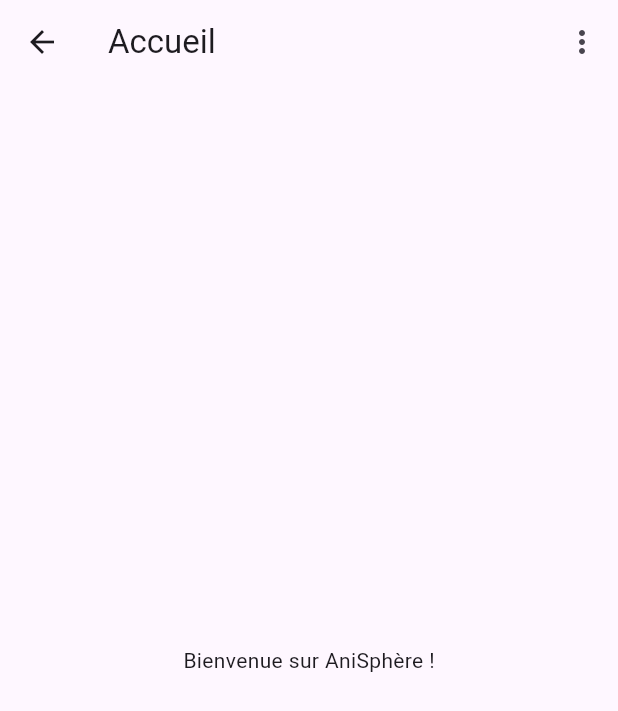
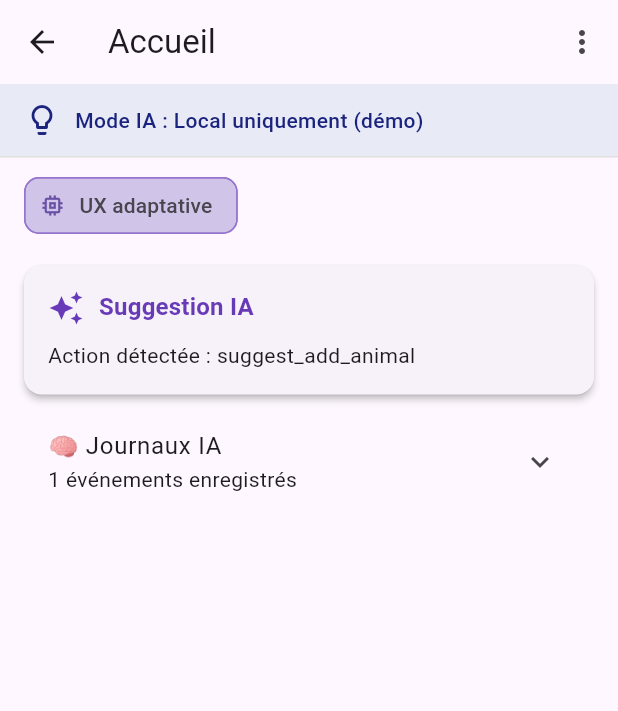
Before and after one commit to anisphere13/anisphere, a Flutter app: the HomeScreen screen opened directly, on a phone screen of 412 x 824 dp. Shown: the top 711 px of the screen. Run offline on Flutter 3.47's test engine with Material 3 defaults, Android fonts, the phone set to English and light mode, and no system bars; our stand-ins replace cloud_firestore, connectivity_plus, firebase_auth, firebase_core, flutter_local_notifications, google_sign_in and 3 more; accounts and stored records are empty.

Commit message:
Sauvegarde automatique 2025-04-13 18:34

```diff
--- a/lib/modules/noyau/screens/home_screen.dart
+++ b/lib/modules/noyau/screens/home_screen.dart
@@ -1,13 +1,59 @@
+/// Copilot Prompt : HomeScreen AniSphère enrichi avec IA.
+/// Intègre les widgets IA dynamiques : IABanner, IAChip, IASuggestionCard, IALogViewer.
+/// Récupère des actions IA depuis IAMaster / RuleEngine et les affiche.
 import 'package:flutter/material.dart';
 import 'package:provider/provider.dart';
-import 'package:anisphere/modules/noyau/providers/user_provider.dart';
-import 'package:anisphere/modules/noyau/screens/login_screen.dart';
 
-class HomeScreen extends StatelessWidget {
+import '../providers/user_provider.dart';
+import '../screens/login_screen.dart';
+
+import '../logic/ia_master.dart';
+import '../logic/ia_rule_engine.dart';
+import '../logic/ia_context.dart';
+import '../widgets/ia_banner.dart';
+import '../widgets/ia_chip.dart';
+import '../widgets/ia_suggestion_card.dart';
+import '../widgets/ia_log_viewer.dart';
+
+class HomeScreen extends StatefulWidget {
   const HomeScreen({super.key});
 
   @override
+  State<HomeScreen> createState() => _HomeScreenState();
+}
+
+class _HomeScreenState extends State<HomeScreen> {
+  List<String> iaActions = [];
+  bool iaReady = false;
+
+  @override
+  void initState() {
+    super.initState();
+    _initIA();
+  }
+
+  Future<void> _initIA() async {
+    await IAMaster().initialize();
+
+    // Contexte simulé (en prod, on utiliserait un vrai User/AnimalProvider)
+    final context = IAContext(
+      isOffline: false,
+      isFirstLaunch: false,
+      hasAnimals: true,
+      animalCount: 2,
+    );
+
+    final actions = await IARuleEngine.analyzeAnimals([]);
+    setState(() {
+      iaActions = actions;
+      iaReady = true;
+    });
+  }
+
+  @override
   Widget build(BuildContext context) {
+    final userProvider = Provider.of<UserProvider>(context);
+
     return Scaffold(
       appBar: AppBar(
         title: const Text("Accueil"),
@@ -15,25 +61,44 @@ class HomeScreen extends StatelessWidget {
           PopupMenuButton<String>(
             onSelected: (value) {
               if (value == 'logout') {
-                Provider.of<UserProvider>(context, listen: false).signOut();
+                userProvider.signOut();
                 Navigator.pushReplacement(
                   context,
-                  MaterialPageRoute(builder: (context) => const LoginScreen()),
+                  MaterialPageRoute(builder: (_) => const LoginScreen()),
                 );
               }
             },
-            itemBuilder: (BuildContext context) {
-              return [
-                const PopupMenuItem(
-                  value: 'logout',
-                  child: Text('Se Déconnecter'),
-                ),
-              ];
-            },
+            itemBuilder: (BuildContext context) => const [
+              PopupMenuItem(value: 'logout', child: Text('Se Déconnecter')),
+            ],
           ),
         ],
       ),
-      body: const Center(child: Text("Bienvenue sur AniSphère !")),
+      body: Column(
+        crossAxisAlignment: CrossAxisAlignment.start,
+        children: [
+          const IABanner(
+            message: "Mode IA : Local uniquement (démo)",
+            icon: Icons.lightbulb_outline,
+          ),
+          const Padding(
+            padding: EdgeInsets.symmetric(horizontal: 16, vertical: 8),
+            child: IAChip(label: "UX adaptative"),
+          ),
+          if (iaReady && iaActions.isNotEmpty)
+            ...iaActions.map(
+              (action) => IASuggestionCard(
+                title: "Suggestion IA",
+                message: "Action détectée : $action",
+                icon: Icons.auto_awesome,
+              ),
+            ),
+          const Padding(
+            padding: EdgeInsets.symmetric(horizontal: 16),
+            child: IALogViewer(),
+          ),
+        ],
+      ),
     );
   }
 }
--- /dev/null
+++ b/lib/modules/noyau/widgets/ia_banner.dart
@@ -0,0 +1,49 @@
+/// Copilot Prompt : Widget IABanner pour AniSphère.
+/// Affiche une bannière contextuelle IA en haut d’un écran.
+/// Peut signaler un état IA actif (mode onboarding, offline, alerte santé).
+/// Discret, mais visible et réutilisable dans tous les modules.
+import 'package:flutter/material.dart';
+
+class IABanner extends StatelessWidget {
+  final String message;
+  final IconData icon;
+  final Color background;
+  final Color textColor;
+
+  const IABanner({
+    super.key,
+    required this.message,
+    this.icon = Icons.info_outline,
+    this.background = const Color(0xFFE8EAF6), // bleu pâle
+    this.textColor = const Color(0xFF1A237E),  // bleu foncé
+  });
+
+  @override
+  Widget build(BuildContext context) {
+    return Container(
+      width: double.infinity,
+      padding: const EdgeInsets.symmetric(horizontal: 16, vertical: 12),
+      decoration: BoxDecoration(
+        color: background,
+        border: Border(
+          bottom: BorderSide(color: Colors.grey.shade300),
+        ),
+      ),
+      child: Row(
+        children: [
+          Icon(icon, color: textColor),
+          const SizedBox(width: 10),
+          Expanded(
+            child: Text(
+              message,
+              style: TextStyle(
+                color: textColor,
+                fontWeight: FontWeight.w500,
+              ),
+            ),
+          ),
+        ],
+      ),
+    );
+  }
+}
--- /dev/null
+++ b/lib/modules/noyau/widgets/ia_chip.dart
@@ -0,0 +1,30 @@
+/// Copilot Prompt : Widget IAChip pour AniSphère.
+/// Affiche un petit badge (Chip) représentant un état IA ou un tag intelligent.
+/// Utilisé dans les dashboards, listes d’animaux ou en haut des écrans IA.
+import 'package:flutter/material.dart';
+
+class IAChip extends StatelessWidget {
+  final String label;
+  final IconData icon;
+  final Color? backgroundColor;
+
+  const IAChip({
+    super.key,
+    required this.label,
+    this.icon = Icons.memory,
+    this.backgroundColor,
+  });
+
+  @override
+  Widget build(BuildContext context) {
+    return Chip(
+      label: Text(label),
+      avatar: Icon(icon, size: 18),
+      backgroundColor: backgroundColor ?? Colors.deepPurple.shade100,
+      shape: RoundedRectangleBorder(
+        borderRadius: BorderRadius.circular(10),
+        side: BorderSide(color: Colors.deepPurple.shade300),
+      ),
+    );
+  }
+}
--- /dev/null
+++ b/lib/modules/noyau/widgets/ia_log_viewer.dart
@@ -0,0 +1,50 @@
+/// Copilot Prompt : Widget IALogViewer pour AniSphère.
+/// Affiche la liste des logs IA locaux enregistrés dans Hive.
+/// Sert au debug, à la maintenance, ou au retour utilisateur avancé.
+/// Peut être affiché dans une page "À propos", "Debug", ou panneau IA.
+import 'package:flutter/material.dart';
+import '../logic/ia_logger.dart';
+
+class IALogViewer extends StatefulWidget {
+  const IALogViewer({super.key});
+
+  @override
+  State<IALogViewer> createState() => _IALogViewerState();
+}
+
+class _IALogViewerState extends State<IALogViewer> {
+  List<String> logs = [];
+
+  @override
+  void initState() {
+    super.initState();
+    logs = IALogger.getLogs().reversed.toList();
+  }
+
+  @override
+  Widget build(BuildContext context) {
+    return ExpansionTile(
+      title: const Text("🧠 Journaux IA"),
+      subtitle: Text("${logs.length} événements enregistrés"),
+      children: [
+        if (logs.isEmpty)
+          const Padding(
+            padding: EdgeInsets.all(8.0),
+            child: Text("Aucun log IA disponible."),
+          )
+        else
+          SizedBox(
+            height: 200,
+            child: ListView.builder(
+              itemCount: logs.length,
+              itemBuilder: (context, index) => ListTile(
+                dense: true,
+                leading: const Icon(Icons.chevron_right),
+                title: Text(logs[index]),
+              ),
+            ),
+          ),
+      ],
+    );
+  }
+}
--- /dev/null
+++ b/lib/modules/noyau/widgets/ia_suggestion_card.dart
@@ -0,0 +1,62 @@
+/// Copilot Prompt : Widget IASuggestionCard pour AniSphère.
+/// Affiche une carte de suggestion IA avec un titre, un message, une icône et un bouton.
+/// Utilisé sur l’écran d’accueil, le dashboard IA, ou dans les modules.
+/// Doit être élégant, discret, mais réactif.
+import 'package:flutter/material.dart';
+
+class IASuggestionCard extends StatelessWidget {
+  final String title;
+  final String message;
+  final IconData icon;
+  final VoidCallback? onAction;
+  final String? actionLabel;
+
+  const IASuggestionCard({
+    super.key,
+    required this.title,
+    required this.message,
+    required this.icon,
+    this.onAction,
+    this.actionLabel,
+  });
+
+  @override
+  Widget build(BuildContext context) {
+    return Card(
+      elevation: 2,
+      margin: const EdgeInsets.symmetric(vertical: 8, horizontal: 16),
+      shape: RoundedRectangleBorder(
+        borderRadius: BorderRadius.circular(12),
+      ),
+      child: Padding(
+        padding: const EdgeInsets.all(16),
+        child: Column(
+          crossAxisAlignment: CrossAxisAlignment.start,
+          children: [
+            Row(
+              children: [
+                Icon(icon, color: Colors.deepPurple),
+                const SizedBox(width: 10),
+                Text(title,
+                    style: Theme.of(context).textTheme.titleMedium?.copyWith(
+                          color: Colors.deepPurple,
+                          fontWeight: FontWeight.bold,
+                        )),
+              ],
+            ),
+            const SizedBox(height: 10),
+            Text(message),
+            if (onAction != null && actionLabel != null)
+              Align(
+                alignment: Alignment.centerRight,
+                child: TextButton(
+                  onPressed: onAction,
+                  child: Text(actionLabel!),
+                ),
+              ),
+          ],
+        ),
+      ),
+    );
+  }
+}
```
Also changed, not shown: 1 other file.
